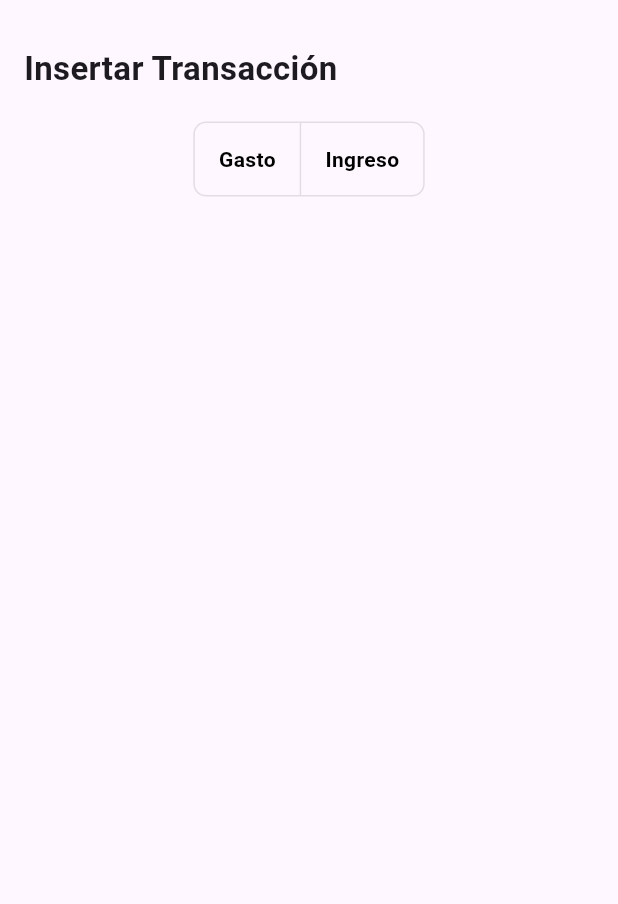
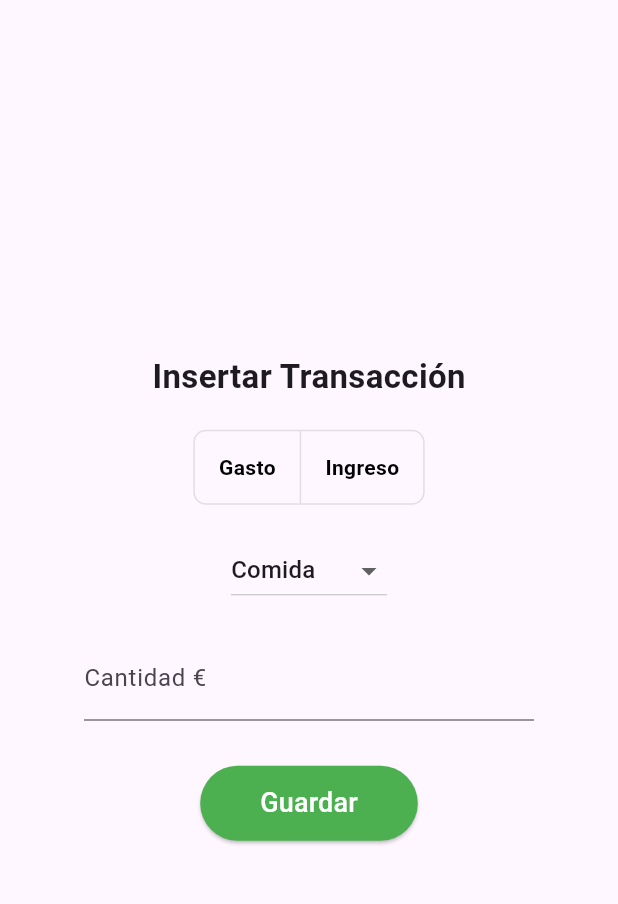
Before and after one commit to MarioGangosoRibera/sqlite_ej3, a Flutter app: the screen it shows after launch, on a phone screen of 412 x 824 dp, the part 63-967 px from its top. Run offline on Flutter 3.47's test engine with Material 3 defaults, Android fonts, the phone set to English and light mode, and no system bars; our stand-ins replace sqflite_common_ffi; accounts and stored records are empty.

Commit message:
hecha pantalla insertar

```diff
--- a/lib/pantalla_insertar.dart
+++ b/lib/pantalla_insertar.dart
@@ -10,9 +10,8 @@ class InsertarDato extends StatefulWidget {
 }
 
 class _InsertarDatoState extends State<InsertarDato> {
-
-  int _selectedIndex = -1; //-1 = ninguno 0 = gasto 1= ingreso
-  String _categoria = '';
+  int _selectedIndex = -1; // -1 = ninguno, 0 = gasto, 1 = ingreso
+  String _categoria = 'Comida';
   final _cantidadController = TextEditingController();
 
   final categorias = ['Comida', 'Transporte', 'Ocio', 'Otros'];
@@ -21,18 +20,22 @@ class _InsertarDatoState extends State<InsertarDato> {
   Widget build(BuildContext context) {
     final provider = Provider.of<TransaccionesProvider>(context, listen: false);
 
-    return Padding(
-      padding: const EdgeInsets.all(16.0),
-      child: Column(
-        crossAxisAlignment: CrossAxisAlignment.start,
-        children: [
-          const Text(
-            'Insertar Transacción',
-            style: TextStyle(fontSize: 22, fontWeight: FontWeight.bold),
-          ),
-          SizedBox(height: 20),
-          Center(
-            child: ToggleButtons(
+    return Center(
+      child: SizedBox(
+        width: 300, // limitar el ancho del formulario
+        child: Column(
+          mainAxisSize: MainAxisSize.min, //ocupar lo minimo
+          crossAxisAlignment: CrossAxisAlignment.center,
+          children: [
+            Text(
+              'Insertar Transacción',
+              style: TextStyle(
+                fontSize: 22,
+                fontWeight: FontWeight.bold
+              ),
+            ),
+            SizedBox(height: 20),
+            ToggleButtons(
               isSelected: [
                 _selectedIndex == 0,
                 _selectedIndex == 1,
@@ -44,29 +47,57 @@ class _InsertarDatoState extends State<InsertarDato> {
               },
               borderRadius: BorderRadius.circular(8),
               fillColor: _selectedIndex == 0 ? Colors.red : Colors.green,
-              selectedColor: Colors.white, // texto cuando está seleccionado
-              color: Colors.black,         // texto cuando NO está seleccionado
+              selectedColor: Colors.white,
+              color: Colors.black,
               children: const [
                 Padding(
                   padding: EdgeInsets.symmetric(horizontal: 16),
-                  child: Text(
-                    'Gasto',
-                    style: TextStyle(fontWeight: FontWeight.bold),
-                  ),
+                  child: Text('Gasto', style: TextStyle(fontWeight: FontWeight.bold)),
                 ),
                 Padding(
                   padding: EdgeInsets.symmetric(horizontal: 16),
-                  child: Text(
-                    'Ingreso',
-                    style: TextStyle(fontWeight: FontWeight.bold),
-                  ),
+                  child: Text('Ingreso', style: TextStyle(fontWeight: FontWeight.bold)),
                 ),
               ],
             ),
-          )
+            SizedBox(height: 20),
+            DropdownButton<String>(
+              value: _categoria,
+              items: categorias.map((c) {
+                return DropdownMenuItem(value: c, child: Text(c));
+              }).toList(),
+              onChanged: (value) => setState(() => _categoria = value!),
+            ),
+            SizedBox(height: 20),
+            TextField(
+              controller: _cantidadController,
+              decoration: const InputDecoration(labelText: 'Cantidad €'),
+              keyboardType: TextInputType.number,
+            ),
 
-        ]
-      )
+            SizedBox(height: 30),
+            ElevatedButton(
+              style: ElevatedButton.styleFrom(
+                backgroundColor: _selectedIndex == 0 ? Colors.red : Colors.green,
+                foregroundColor: Colors.white,
+                padding: const EdgeInsets.symmetric(horizontal: 40, vertical: 12),
+              ),
+              onPressed: () {
+                if (_selectedIndex == -1 || _cantidadController.text.isEmpty) return;
+                final tipo = _selectedIndex == 0 ? 'Gasto' : 'Ingreso';
+                provider.insertarTransaccion(
+                  tipo,
+                  _categoria,
+                  double.parse(_cantidadController.text),
+                );
+                _cantidadController.clear();
+                setState(() => _selectedIndex = -1);
+              },
+              child: Text('Guardar', style: TextStyle(fontSize: 18)),
+            ),
+          ],
+        ),
+      ),
     );
   }
 }
```
